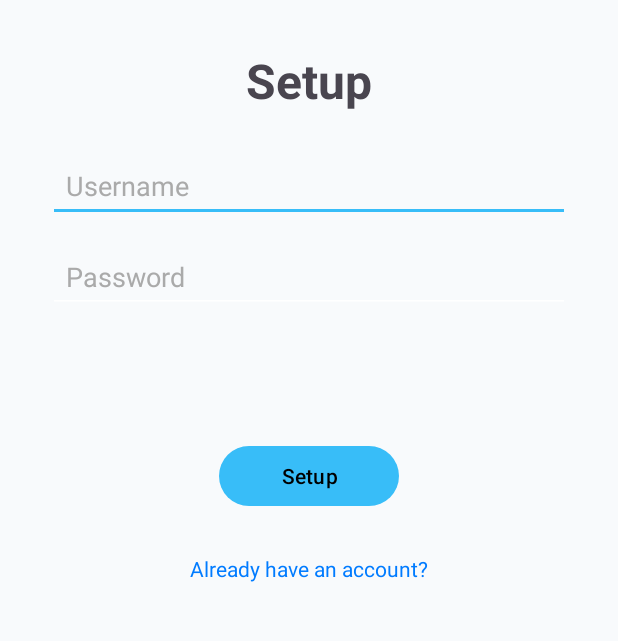
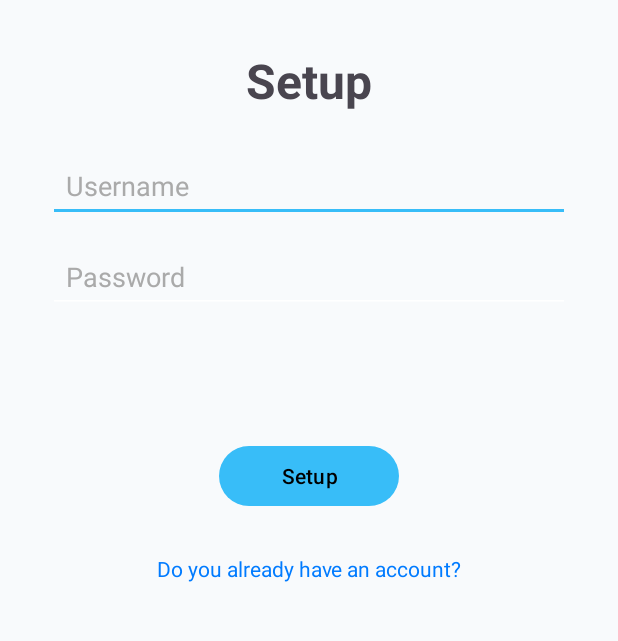
Before and after one commit to COEN-ELEC290-QuietZone/QuietZone, an Android app: the screen it shows after launch (LoginActivity), after a tap on "New User?", on a phone screen of 412 x 824 dp, the part 96-737 px from its top. Run offline under Robolectric (Android 15) with nearby library versions, the light colour scheme and no system bars; our stand-ins replace Firebase (no records; nobody signed in at launch, a user with empty details on screens opened directly).

Commit message:
update login toggle

```diff
--- a/App/app/src/main/java/com/example/quietzone_app/LoginActivity.java
+++ b/App/app/src/main/java/com/example/quietzone_app/LoginActivity.java
@@ -135,7 +135,7 @@ public class LoginActivity extends AppCompatActivity {
             animateView(confirmPasswordInput, true);
 
             loginButton.setText("Setup");
-            newUserText.setText("Already have an account?");
+            newUserText.setText("Do you already have an account?");
             loginTitle.setText("Setup");
         }
     }
```
